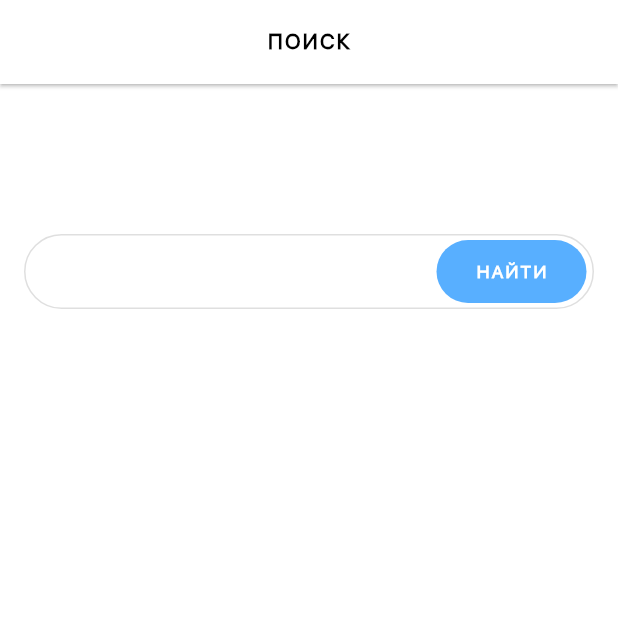
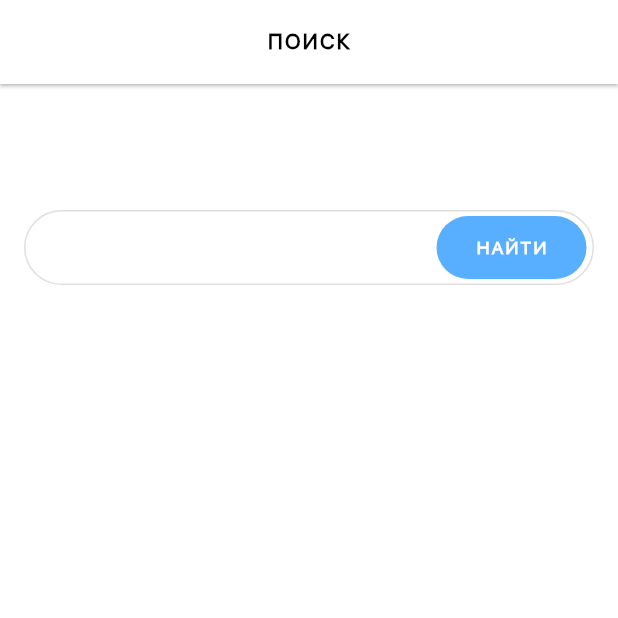
Before and after one commit to Xudargan7172/github_search, a Flutter app: the screen it shows after launch, on a phone screen of 412 x 824 dp, the top half of it. Run offline on Flutter 3.47's test engine with Material 2 defaults, Android fonts, the phone set to English and light mode, and no system bars; our stand-ins replace bloc, flutter_bloc.

Commit message:
add app screens

```diff
--- a/lib/ui/home/home_screen.dart
+++ b/lib/ui/home/home_screen.dart
@@ -28,7 +28,7 @@ class HomeScreen extends StatelessWidget {
       ),
       backgroundColor: Colors.white,
       body: Padding(
-        padding: const EdgeInsets.only(top: 100, right: 16, left: 16),
+        padding: const EdgeInsets.only(top: 84, right: 16, left: 16),
         child: Container(
           decoration: BoxDecoration(
             borderRadius: BorderRadius.circular(50),
```
Also changed, not shown: dart.jpg (deleted), home_screen.jpg (added), result_screen.jpg (added).
